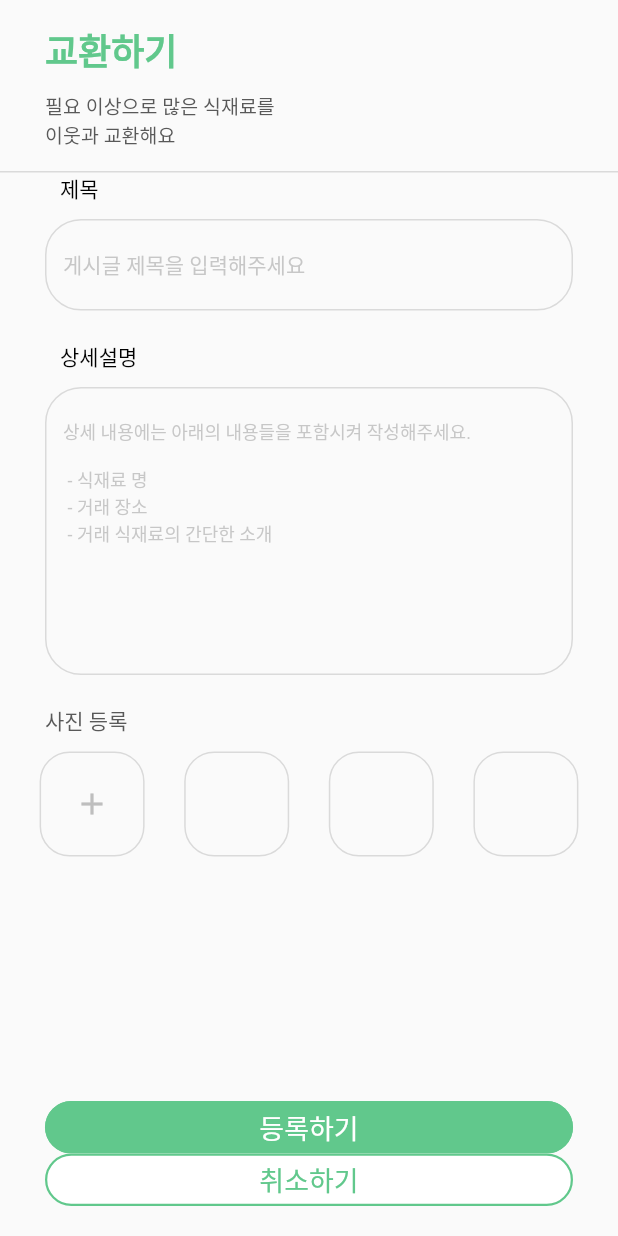
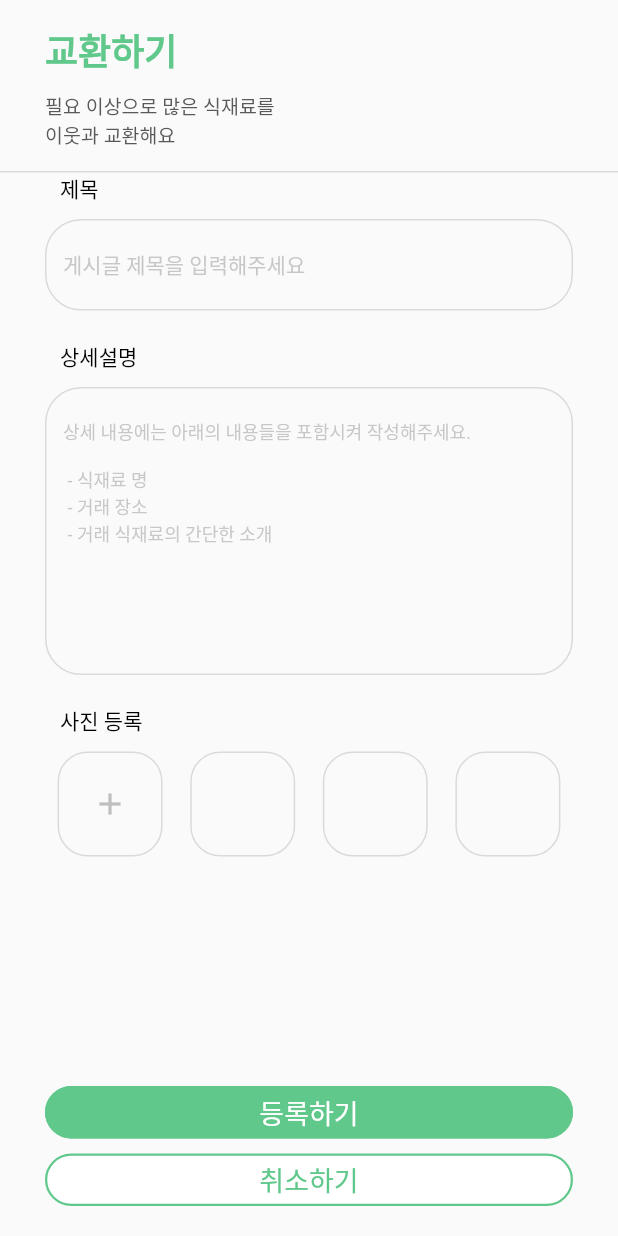
Before and after one commit to BrainStorm-sc21/BrainStorm-FE, a Flutter app: the ExchangePage screen opened directly, on a phone screen of 412 x 824 dp. Run offline on Flutter 3.47's test engine with Material 2 defaults, Android fonts, the phone set to English and light mode, and no system bars; our stand-ins replace camera, firebase_auth, firebase_core, flutter_speed_dial, image_picker, introduction_screen and 4 more; missing offline and left inert: dart:ffi, kpostal, naver_map_plugin, webview_flutter_android, webview_flutter_wkwebview; accounts and stored records are empty; network calls fail.

Commit message:
➕ Add 14.01_GoRecipeWidget

```diff
--- a/lib/utilities/Popups.dart
+++ b/lib/utilities/Popups.dart
@@ -55,7 +55,9 @@ class Popups {
                             borderColor: ColorStyles.mainColor,
                             fontSize: 18,
                           ),
-                          RoundedOutlinedButton(
+                          Padding(
+                            padding: const EdgeInsets.only(top: 10),
+                            child: RoundedOutlinedButton(
                               text: '나가기',
                               width: double.infinity,
                               height: 35,
@@ -64,6 +66,7 @@ class Popups {
                               backgroundColor: ColorStyles.white,
                               borderColor: ColorStyles.mainColor,
                               fontSize: 18,
+                            ),
                           ),
                         ],
                       ),
--- a/lib/widgets/register_post/register_post_widget.dart
+++ b/lib/widgets/register_post/register_post_widget.dart
@@ -307,13 +307,18 @@ class _PhotoBoxInputState extends State<PhotoBoxInput> {
 
   @override
   Widget build(BuildContext context) {
-    return Container(
+    return Padding(
+      padding: const EdgeInsets.only(left: 20, right: 20),
+      child: Container(
         child: Column(
           crossAxisAlignment: CrossAxisAlignment.start,
           children: [
             const Padding(
-            padding: EdgeInsets.only(left: 30, bottom: 10),
-            child: Text("사진 등록"),
+              padding: EdgeInsets.only(left: 20, bottom: 10),
+              child: Text(
+                "사진 등록",
+                style: TextStyle(color: ColorStyles.black),
+              ),
             ),
             Row(
               mainAxisAlignment: MainAxisAlignment.spaceEvenly,
@@ -433,6 +438,7 @@ class _PhotoBoxInputState extends State<PhotoBoxInput> {
             ),
           ],
         ),
+      ),
     );
   }
 }
@@ -458,7 +464,9 @@ class BottomButton extends StatelessWidget {
               fontSize: 18,
             ),
             // '취소하기' 버튼
-            RoundedOutlinedButton(
+            Padding(
+              padding: const EdgeInsets.only(top: 10),
+              child: RoundedOutlinedButton(
                 text: '취소하기',
                 width: double.infinity,
                 onPressed: () => Navigator.of(context).pop(),
@@ -467,6 +475,7 @@ class BottomButton extends StatelessWidget {
                 borderColor: ColorStyles.mainColor,
                 fontSize: 18,
               ),
+            ),
           ],
         ),
       ),
--- a/pubspec.yaml
+++ b/pubspec.yaml
@@ -94,6 +94,7 @@ flutter:
     - assets/images/google.png
     - assets/images/kakao.png
     - assets/images/naver.png
+    - assets/images/chatGPT.png
   #   - images/a_dot_burr.jpeg
   #   - images/a_dot_ham.jpeg
 
```
Also changed, not shown: lib/pages/chat/chat_page.dart (+101 -30 lines), lib/pages/deal/deal_page.dart (+34 -7 lines), assets/images/chatGPT.png (added). Lines whose indentation alone changed are shown as unchanged.
